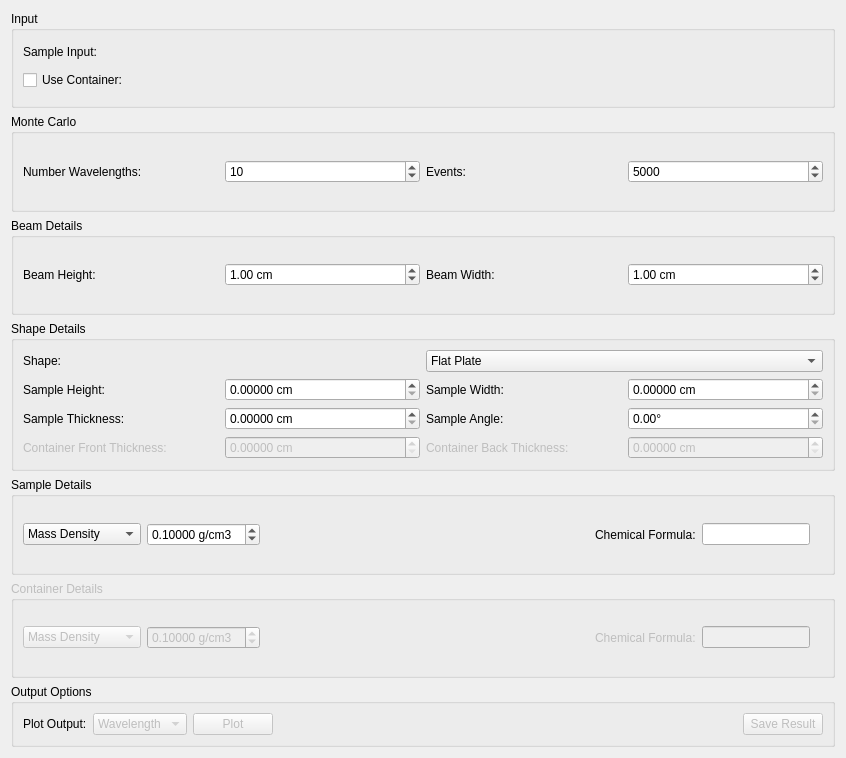
mantidproject/mantid, file qt/scientific_interfaces/Indirect/AbsorptionCorrections.ui: the form before one commit.
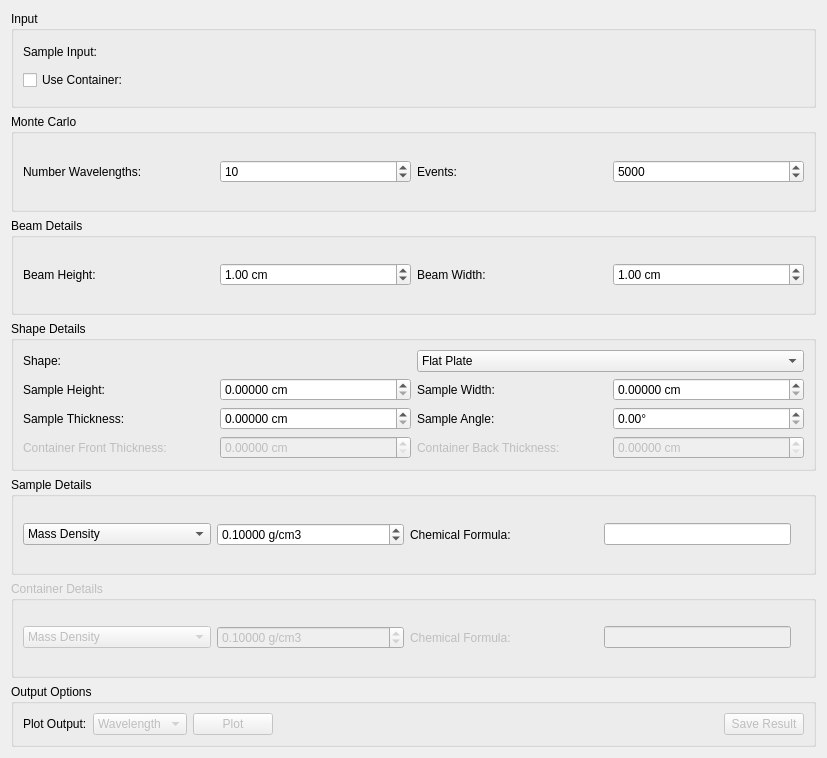
The form after the commit. Custom widgets are drawn as their Qt base class.

Commit message:
Fix structure and tab order in Calculate Monte Carlo Absorption
Refs #22026

Patch:
```diff
--- a/qt/scientific_interfaces/Indirect/AbsorptionCorrections.ui
+++ b/qt/scientific_interfaces/Indirect/AbsorptionCorrections.ui
@@ -6,7 +6,7 @@
    <rect>
     <x>0</x>
     <y>0</y>
-    <width>846</width>
+    <width>827</width>
     <height>758</height>
    </rect>
   </property>
@@ -637,44 +637,14 @@
       <string>Sample Details</string>
      </property>
      <layout class="QGridLayout" name="gridLayout">
-      <item row="0" column="3">
+      <item row="0" column="2">
        <widget class="QLabel" name="lbSampleChemicalFormula">
         <property name="text">
          <string>Chemical Formula:</string>
         </property>
        </widget>
       </item>
-      <item row="0" column="0">
-       <widget class="QComboBox" name="cbSampleDensity">
-        <item>
-         <property name="text">
-          <string>Mass Density</string>
-         </property>
-        </item>
-        <item>
-         <property name="text">
-          <string>Number Density</string>
-         </property>
-        </item>
-       </widget>
-      </item>
-      <item row="0" column="1">
-       <widget class="QDoubleSpinBox" name="spSampleDensity">
-        <property name="suffix">
-         <string> g/cm3</string>
-        </property>
-        <property name="decimals">
-         <number>5</number>
-        </property>
-        <property name="singleStep">
-         <double>0.100000000000000</double>
-        </property>
-        <property name="value">
-         <double>0.100000000000000</double>
-        </property>
-       </widget>
-      </item>
-      <item row="0" column="4">
+      <item row="0" column="3">
        <widget class="QLineEdit" name="leSampleChemicalFormula">
         <property name="sizePolicy">
          <sizepolicy hsizetype="Minimum" vsizetype="Fixed">
@@ -684,21 +654,53 @@
         </property>
        </widget>
       </item>
-      <item row="0" column="2">
-       <spacer name="horizontalSpacer">
-        <property name="orientation">
-         <enum>Qt::Horizontal</enum>
+      <item row="0" column="1">
+       <widget class="QDoubleSpinBox" name="spSampleDensity">
+        <property name="suffix">
+         <string> g/cm3</string>
         </property>
-        <property name="sizeHint" stdset="0">
-         <size>
-          <width>40</width>
-          <height>20</height>
-         </size>
+        <property name="decimals">
+         <number>5</number>
         </property>
-       </spacer>
+        <property name="singleStep">
+         <double>0.100000000000000</double>
+        </property>
+        <property name="value">
+         <double>0.100000000000000</double>
+        </property>
+       </widget>
       </item>
-      <item row="0" column="5">
+      <item row="0" column="0">
+       <widget class="QComboBox" name="cbSampleDensity">
+        <item>
+         <property name="text">
+          <string>Mass Density</string>
+         </property>
+        </item>
+        <item>
+         <property name="text">
+          <string>Number Density</string>
+         </property>
+        </item>
+       </widget>
+      </item>
+      <item row="0" column="4">
        <widget class="QLabel" name="valSampleChemicalFormula">
+        <property name="sizePolicy">
+         <sizepolicy hsizetype="Fixed" vsizetype="Preferred">
+          <horstretch>0</horstretch>
+          <verstretch>0</verstretch>
+         </sizepolicy>
+        </property>
+        <property name="minimumSize">
+         <size>
+          <width>0</width>
+          <height>0</height>
+         </size>
+        </property>
+        <property name="midLineWidth">
+         <number>0</number>
+        </property>
         <property name="text">
          <string/>
         </property>
@@ -731,13 +733,6 @@
        </widget>
       </item>
       <item row="2" column="3">
-       <widget class="QLabel" name="lbCanChemicalFormula">
-        <property name="text">
-         <string>Chemical Formula:</string>
-        </property>
-       </widget>
-      </item>
-      <item row="2" column="4">
        <widget class="QLineEdit" name="leCanChemicalFormula">
         <property name="enabled">
          <bool>false</bool>
@@ -750,6 +745,13 @@
         </property>
        </widget>
       </item>
+      <item row="2" column="2">
+       <widget class="QLabel" name="lbCanChemicalFormula">
+        <property name="text">
+         <string>Chemical Formula:</string>
+        </property>
+       </widget>
+      </item>
       <item row="2" column="1">
        <widget class="QDoubleSpinBox" name="spCanDensity">
         <property name="enabled">
@@ -769,21 +771,23 @@
         </property>
        </widget>
       </item>
-      <item row="2" column="2">
-       <spacer name="horizontalSpacer_3">
-        <property name="orientation">
-         <enum>Qt::Horizontal</enum>
-        </property>
-        <property name="sizeHint" stdset="0">
-         <size>
-          <width>40</width>
-          <height>20</height>
-         </size>
-        </property>
-       </spacer>
-      </item>
-      <item row="2" column="5">
+      <item row="2" column="4">
        <widget class="QLabel" name="valCanChemicalFormula">
+        <property name="enabled">
+         <bool>false</bool>
+        </property>
+        <property name="sizePolicy">
+         <sizepolicy hsizetype="Fixed" vsizetype="Preferred">
+          <horstretch>0</horstretch>
+          <verstretch>0</verstretch>
+         </sizepolicy>
+        </property>
+        <property name="minimumSize">
+         <size>
+          <width>0</width>
+          <height>0</height>
+         </size>
+        </property>
         <property name="text">
          <string/>
         </property>
```
Left out of the diff: 17 changed lines with no effect on the pictures.
